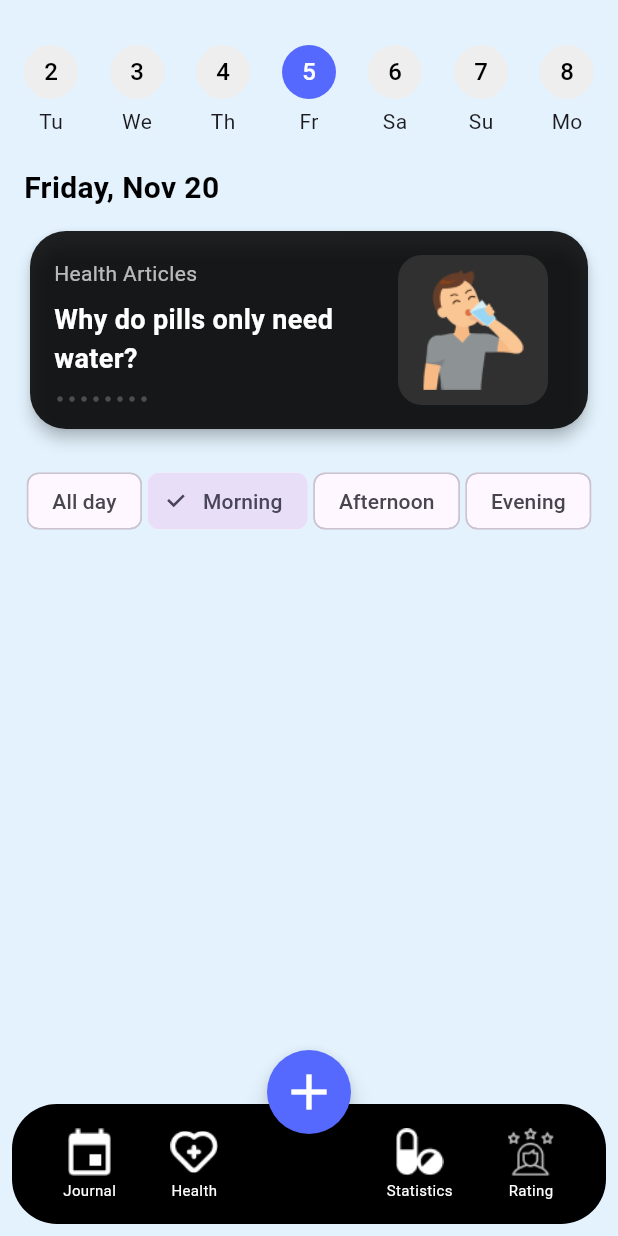
After one commit to omarelhassani12/SehaTech, a Flutter app: the HomeScreen screen opened by its route, on a phone screen of 412 x 824 dp. The commit adds this screen. Run offline on Flutter 3.47's test engine with Material 3 defaults, Android fonts, the phone set to English and light mode, and no system bars; our stand-ins replace smooth_page_indicator.

Commit message:
create the hime screen with navbar ..

```diff
--- /dev/null
+++ b/lib/routes/routes.dart
@@ -0,0 +1,34 @@
+import 'package:flutter/material.dart';
+import '../views/activationcode_screen.dart';
+import '../views/home_screen.dart';
+import '../views/onboarding_screen.dart';
+import '../views/splash_screen.dart';
+
+class Routes {
+  // Define route names as constants
+  static const String splash = '/';
+  static const String onboarding = '/onboarding';
+  static const String activationCode = '/activationcode';
+  static const String home = '/home';
+
+  static Route<dynamic> generateRoute(RouteSettings settings) {
+    switch (settings.name) {
+      case splash:
+        return MaterialPageRoute(builder: (_) => const SplashScreen());
+      case onboarding:
+        return MaterialPageRoute(builder: (_) => const OnboardingScreen());
+      case activationCode:
+        return MaterialPageRoute(builder: (_) => ActivationCodeScreen());
+      case home:
+        return MaterialPageRoute(builder: (_) => const HomeScreen());
+      default:
+        return MaterialPageRoute(
+          builder: (_) => Scaffold(
+            body: Center(
+              child: Text('No route defined for ${settings.name}'),
+            ),
+          ),
+        );
+    }
+  }
+}
--- /dev/null
+++ b/lib/views/home_screen.dart
@@ -0,0 +1,279 @@
+import 'package:flutter/material.dart';
+
+import '../utils/colors.dart';
+
+class CustomCardExample extends StatelessWidget {
+  const CustomCardExample({super.key});
+
+  @override
+  Widget build(BuildContext context) {
+    return Card(
+      shape: RoundedRectangleBorder(
+        borderRadius: BorderRadius.circular(24.0),
+      ),
+      color: Colors.black87,
+      elevation: 4,
+      child: Padding(
+        padding: const EdgeInsets.all(16.0),
+        child: Row(
+          children: [
+            Expanded(
+              flex: 2,
+              child: Column(
+                crossAxisAlignment: CrossAxisAlignment.start,
+                children: [
+                  Text(
+                    "Health Articles",
+                    style: TextStyle(
+                      color: Colors.white70,
+                      fontSize: 14,
+                    ),
+                  ),
+                  SizedBox(height: 8),
+                  Text(
+                    "Why do pills only need water?",
+                    style: TextStyle(
+                      color: Colors.white,
+                      fontSize: 18,
+                      fontWeight: FontWeight.bold,
+                    ),
+                  ),
+                  SizedBox(height: 12),
+                  Row(
+                    children: [
+                      ...List.generate(
+                        8,
+                        (index) => Padding(
+                          padding: const EdgeInsets.symmetric(horizontal: 2.0),
+                          child: Icon(
+                            Icons.circle,
+                            size: 4,
+                            color: Colors.white24,
+                          ),
+                        ),
+                      ),
+                    ],
+                  ),
+                ],
+              ),
+            ),
+            SizedBox(width: 8),
+            Expanded(
+              flex: 1,
+              child: Align(
+                alignment: Alignment.topLeft,
+                child: Stack(
+                  children: [
+                    Container(
+                      width: 100,
+                      height: 100,
+                      decoration: BoxDecoration(
+                        color: Colors.grey[850],
+                        borderRadius: BorderRadius.circular(16),
+                      ),
+                    ),
+                    Positioned(
+                      top: 10,
+                      left: 10, // Adjust as needed
+                      child: Image.asset(
+                        'assets/img/person_drinking.png',
+                        width: 80,
+                        height: 80,
+                        fit: BoxFit.contain,
+                      ),
+                    ),
+                  ],
+                ),
+              ),
+            ),
+          ],
+        ),
+      ),
+    );
+  }
+}
+
+class HomeScreen extends StatelessWidget {
+  const HomeScreen({super.key});
+
+  @override
+  Widget build(BuildContext context) {
+    return Scaffold(
+      backgroundColor: Colors.blue[50],
+      body: SafeArea(
+        child: LayoutBuilder(
+          builder: (context, constraints) {
+            return SingleChildScrollView(
+              child: ConstrainedBox(
+                constraints: BoxConstraints(
+                  minHeight: constraints.maxHeight,
+                ),
+                child: IntrinsicHeight(
+                  child: Column(
+                    crossAxisAlignment: CrossAxisAlignment.start,
+                    children: [
+                      SizedBox(height: 30),
+                      Padding(
+                        padding: const EdgeInsets.symmetric(horizontal: 16.0),
+                        child: Row(
+                          mainAxisAlignment: MainAxisAlignment.spaceBetween,
+                          children: List.generate(7, (index) {
+                            final days = [
+                              "Tu",
+                              "We",
+                              "Th",
+                              "Fr",
+                              "Sa",
+                              "Su",
+                              "Mo"
+                            ];
+                            return Column(
+                              children: [
+                                CircleAvatar(
+                                  backgroundColor: index == 3
+                                      ? AppColors.primaryBlue
+                                      : Colors.grey[200],
+                                  radius: 18,
+                                  child: Text(
+                                    "${index + 2}",
+                                    style: TextStyle(
+                                        color: index == 3
+                                            ? Colors.white
+                                            : Colors.black),
+                                  ),
+                                ),
+                                SizedBox(height: 5),
+                                Text(days[index]),
+                              ],
+                            );
+                          }),
+                        ),
+                      ),
+                      SizedBox(height: 20),
+                      Padding(
+                        padding: const EdgeInsets.symmetric(horizontal: 16.0),
+                        child: Text(
+                          "Friday, Nov 20",
+                          style: TextStyle(
+                            fontSize: 20,
+                            fontWeight: FontWeight.bold,
+                            color: Colors.black,
+                          ),
+                        ),
+                      ),
+                      SizedBox(height: 10),
+                      Padding(
+                        padding: const EdgeInsets.symmetric(horizontal: 16.0),
+                        child: CustomCardExample(),
+                      ),
+                      SizedBox(height: 20),
+                      Padding(
+                        padding: const EdgeInsets.symmetric(horizontal: 16.0),
+                        child: Row(
+                          mainAxisAlignment: MainAxisAlignment.spaceAround,
+                          children: [
+                            FilterChip(
+                              label: Text("All day"),
+                              onSelected: (bool value) {},
+                            ),
+                            FilterChip(
+                              label: Text("Morning"),
+                              selected: true,
+                              onSelected: (bool value) {},
+                            ),
+                            FilterChip(
+                              label: Text("Afternoon"),
+                              onSelected: (bool value) {},
+                            ),
+                            FilterChip(
+                              label: Text("Evening"),
+                              onSelected: (bool value) {},
+                            ),
+                          ],
+                        ),
+                      ),
+                      SizedBox(height: 20),
+                      Spacer(), // Ensures remaining space is used, preventing overflow.
+                    ],
+                  ),
+                ),
+              ),
+            );
+          },
+        ),
+      ),
+      floatingActionButton: FloatingActionButton(
+        onPressed: () {},
+        backgroundColor: AppColors.primaryBlue,
+        shape: CircleBorder(),
+        child: Icon(
+          Icons.add,
+          size: 40,
+          color: Colors.white,
+        ),
+      ),
+      floatingActionButtonLocation: FloatingActionButtonLocation.centerDocked,
+      bottomNavigationBar: Padding(
+        padding: const EdgeInsets.all(8.0),
+        child: ConstrainedBox(
+          constraints: BoxConstraints(maxHeight: 100),
+          child: Container(
+            decoration: BoxDecoration(
+              borderRadius: BorderRadius.circular(30),
+              color: Colors.black,
+            ),
+            child: ClipRRect(
+              borderRadius: BorderRadius.circular(20),
+              child: BottomAppBar(
+                color: Colors.transparent,
+                shape: CircularNotchedRectangle(),
+                notchMargin: 8.0,
+                child: Padding(
+                  padding: const EdgeInsets.symmetric(vertical: 4.0),
+                  child: Row(
+                    mainAxisAlignment: MainAxisAlignment.spaceAround,
+                    children: [
+                      buildBottomNavItem(
+                          'assets/img/journal_icon.png', 'Journal'),
+                      buildBottomNavItem(
+                          'assets/img/health_icon.png', 'Health'),
+                      SizedBox(width: 40),
+                      buildBottomNavItem(
+                          'assets/img/statistics_icon.png', 'Statistics'),
+                      buildBottomNavItem(
+                          'assets/img/rating_icon.png', 'Rating'),
+                    ],
+                  ),
+                ),
+              ),
+            ),
+          ),
+        ),
+      ),
+    );
+  }
+
+  Widget buildBottomNavItem(String assetPath, String label) {
+    return Flexible(
+      child: Column(
+        mainAxisSize: MainAxisSize.min,
+        mainAxisAlignment: MainAxisAlignment.center,
+        children: [
+          Image.asset(
+            assetPath,
+            width: 32,
+            height: 32,
+            color: Colors.white,
+          ),
+          Padding(
+            padding: const EdgeInsets.only(top: 2),
+            child: Text(
+              label,
+              style: TextStyle(color: Colors.white, fontSize: 10),
+            ),
+          ),
+        ],
+      ),
+    );
+  }
+}
```
Also changed, not shown: lib/main.dart (+5 -2 lines), lib/views/activationcode_screen.dart (added, +272 -0 lines), lib/views/onboarding_screen.dart (+16 -7 lines), assets/img/bg-page1.png (deleted), assets/img/health_icon.png (added), assets/img/journal_icon.png (added), assets/img/page1-bg.png (deleted), assets/img/person_drinking.png (added), assets/img/person_drinking_bg.png (added), assets/img/rating_icon.png (added), assets/img/statistics_icon.png (added), 63 other files.
